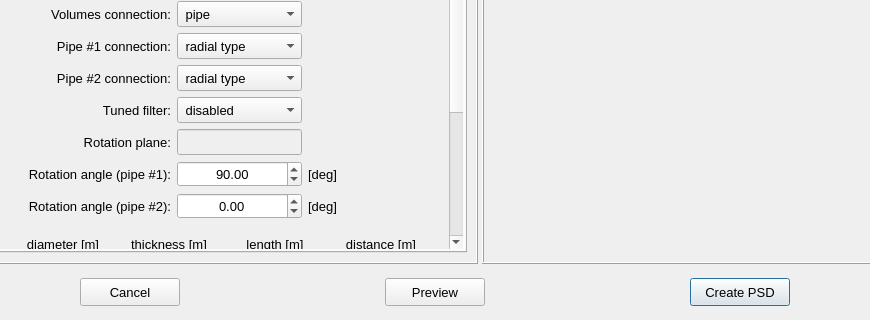
Qt form pulse/interface/data/ui_files/model/editor/pulsation_suppression_device_input.ui (open-pulse/OpenPulse) before a commit; both pictures show x 129 to 999 and y 343 to 663 of the 1131 by 663 pixel window.
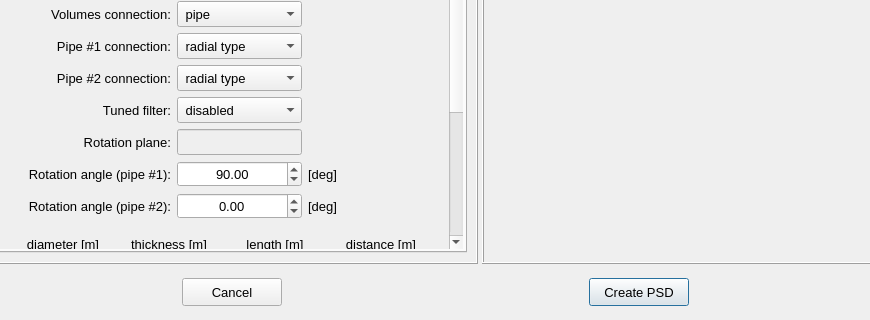
The same form after that commit. Custom widgets are drawn as their Qt base class.

Commit message: fix: removes deprecated preview pushbutton

```diff
--- a/pulse/interface/data/ui_files/model/editor/pulsation_suppression_device_input.ui
+++ b/pulse/interface/data/ui_files/model/editor/pulsation_suppression_device_input.ui
@@ -2598,42 +2598,6 @@
       <property name="spacing">
        <number>0</number>
       </property>
-      <item row="0" column="2">
-       <widget class="QPushButton" name="pushButton_create_psd">
-        <property name="minimumSize">
-         <size>
-          <width>100</width>
-          <height>28</height>
-         </size>
-        </property>
-        <property name="maximumSize">
-         <size>
-          <width>100</width>
-          <height>28</height>
-         </size>
-        </property>
-        <property name="font">
-         <font>
-          <pointsize>10</pointsize>
-         </font>
-        </property>
-        <property name="styleSheet">
-         <string notr="true"/>
-        </property>
-        <property name="text">
-         <string>Create PSD</string>
-        </property>
-        <property name="autoDefault">
-         <bool>false</bool>
-        </property>
-        <property name="default">
-         <bool>true</bool>
-        </property>
-        <property name="flat">
-         <bool>false</bool>
-        </property>
-       </widget>
-      </item>
       <item row="0" column="0">
        <widget class="QPushButton" name="pushButton_cancel">
         <property name="minimumSize">
@@ -2671,7 +2635,7 @@
        </widget>
       </item>
       <item row="0" column="1">
-       <widget class="QPushButton" name="pushButton_preview">
+       <widget class="QPushButton" name="pushButton_create_psd">
         <property name="minimumSize">
          <size>
           <width>100</width>
@@ -2689,13 +2653,19 @@
           <pointsize>10</pointsize>
          </font>
         </property>
+        <property name="styleSheet">
+         <string notr="true"/>
+        </property>
         <property name="text">
-         <string>Preview</string>
+         <string>Create PSD</string>
         </property>
         <property name="autoDefault">
          <bool>false</bool>
         </property>
         <property name="default">
+         <bool>true</bool>
+        </property>
+        <property name="flat">
          <bool>false</bool>
         </property>
        </widget>
```
Left out of the diff: 2 changed lines with no effect on the pictures. The commit also changes 3 other files.
